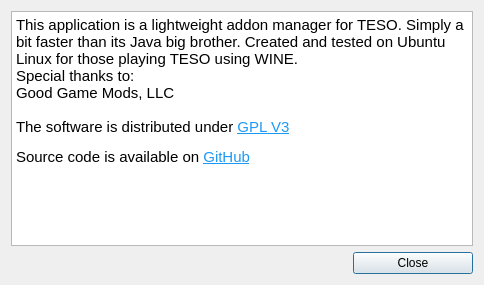
The window that aboutdialog.ui (darthtenebrus/linion) describes before a commit, drawn with Qt 5.
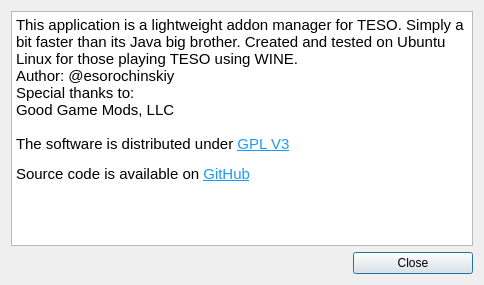
The same window after the commit.

Commit message: stable version about dialog box added

The edit to the form file:
```diff
--- a/aboutdialog.ui
+++ b/aboutdialog.ui
@@ -24,7 +24,7 @@
 &lt;html&gt;&lt;head&gt;&lt;meta name=&quot;qrichtext&quot; content=&quot;1&quot; /&gt;&lt;style type=&quot;text/css&quot;&gt;
 p, li { white-space: pre-wrap; }
 &lt;/style&gt;&lt;/head&gt;&lt;body style=&quot; font-family:'Droid Sans Fallback'; font-size:11pt; font-weight:400; font-style:normal;&quot;&gt;
-&lt;p style=&quot; margin-top:0px; margin-bottom:0px; margin-left:0px; margin-right:0px; -qt-block-indent:0; text-indent:0px;&quot;&gt;This application is a lightweight addon manager for TESO. Simply a bit faster than its Java big brother. Created and tested on Ubuntu Linux for those playing TESO using WINE.&lt;br /&gt;Special thanks to:&lt;br /&gt;Good Game Mods, LLC&lt;br /&gt;&lt;br /&gt;The software is distributed under &lt;a href=&quot;https://www.gnu.org/licenses/gpl-3.0.html&quot;&gt;&lt;span style=&quot; text-decoration: underline; color:#1d99f3;&quot;&gt;GPL V3&lt;/span&gt;&lt;/a&gt;&lt;/p&gt;
+&lt;p style=&quot; margin-top:0px; margin-bottom:0px; margin-left:0px; margin-right:0px; -qt-block-indent:0; text-indent:0px;&quot;&gt;This application is a lightweight addon manager for TESO. Simply a bit faster than its Java big brother. Created and tested on Ubuntu Linux for those playing TESO using WINE.&lt;br /&gt;Author: @esorochinskiy&lt;br /&gt;Special thanks to:&lt;br /&gt;Good Game Mods, LLC&lt;br /&gt;&lt;br /&gt;The software is distributed under &lt;a href=&quot;https://www.gnu.org/licenses/gpl-3.0.html&quot;&gt;&lt;span style=&quot; text-decoration: underline; color:#1d99f3;&quot;&gt;GPL V3&lt;/span&gt;&lt;/a&gt;&lt;/p&gt;
 &lt;p style=&quot; margin-top:12px; margin-bottom:12px; margin-left:0px; margin-right:0px; -qt-block-indent:0; text-indent:0px;&quot;&gt;Source code is available on &lt;a href=&quot;https://github.com/darthtenebrus/linion&quot;&gt;&lt;span style=&quot; text-decoration: underline; color:#1d99f3;&quot;&gt;GitHub&lt;/span&gt;&lt;/a&gt;&lt;/p&gt;&lt;/body&gt;&lt;/html&gt;</string>
      </property>
      <property name="openExternalLinks">
```
The commit also changes 1 other file.
